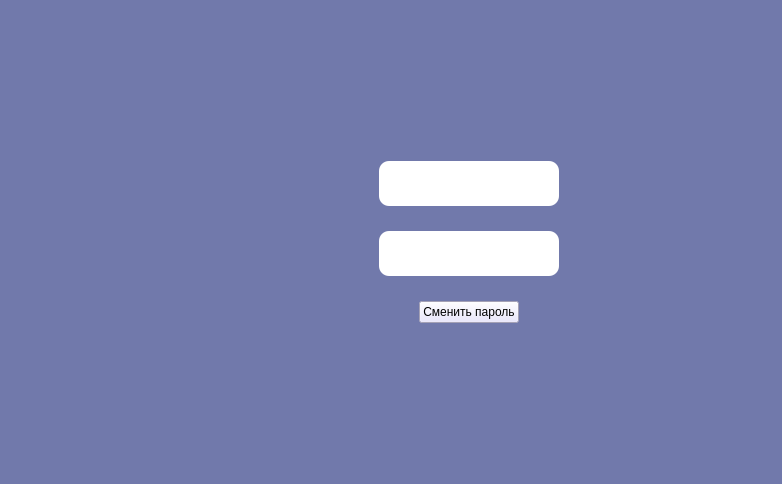
Belchankova/diplom, file Profile.ui: the form before one commit.
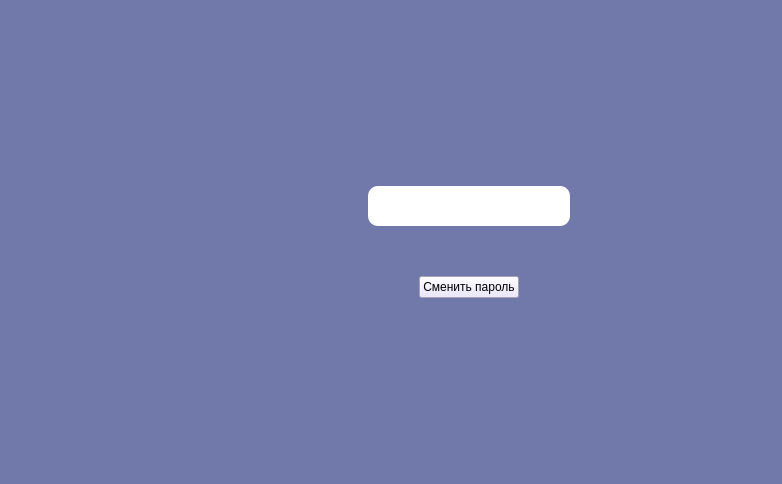
The form after the commit. Icons and pictures are not drawn.

Patch:
```diff
--- a/Profile.ui
+++ b/Profile.ui
@@ -31,22 +31,20 @@
     </spacer>
    </item>
    <item>
-    <layout class="QHBoxLayout" name="horizontalLayout_3">
-     <item>
-      <spacer name="horizontalSpacer_3">
-       <property name="orientation">
-        <enum>Qt::Orientation::Horizontal</enum>
-       </property>
-       <property name="sizeHint" stdset="0">
-        <size>
-         <width>40</width>
-         <height>20</height>
-        </size>
-       </property>
-      </spacer>
-     </item>
-     <item>
       <layout class="QHBoxLayout" name="horizontalLayout_2">
+     <item>
+      <spacer name="horizontalSpacer_3">
+       <property name="orientation">
+        <enum>Qt::Orientation::Horizontal</enum>
+       </property>
+       <property name="sizeHint" stdset="0">
+        <size>
+         <width>40</width>
+         <height>20</height>
+        </size>
+       </property>
+      </spacer>
+     </item>
        <item>
         <widget class="QWidget" name="photo" native="true">
          <property name="sizePolicy">
@@ -72,15 +70,21 @@
          <item>
           <widget class="QLabel" name="usernameLabel">
            <property name="sizePolicy">
-            <sizepolicy hsizetype="Preferred" vsizetype="Fixed">
+          <sizepolicy hsizetype="Preferred" vsizetype="Minimum">
              <horstretch>0</horstretch>
              <verstretch>0</verstretch>
             </sizepolicy>
            </property>
            <property name="minimumSize">
             <size>
-             <width>0</width>
-             <height>45</height>
+           <width>200</width>
+           <height>40</height>
+          </size>
+         </property>
+         <property name="maximumSize">
+          <size>
+           <width>16777215</width>
+           <height>40</height>
             </size>
            </property>
            <property name="styleSheet">
@@ -95,26 +99,6 @@
            </property>
           </widget>
          </item>
-         <item>
-          <widget class="QLineEdit" name="passwordLineEdit">
-           <property name="sizePolicy">
-            <sizepolicy hsizetype="Preferred" vsizetype="Fixed">
-             <horstretch>0</horstretch>
-             <verstretch>45</verstretch>
-            </sizepolicy>
-           </property>
-           <property name="minimumSize">
-            <size>
-             <width>0</width>
-             <height>45</height>
-            </size>
-           </property>
-           <property name="styleSheet">
-            <string notr="true">background-color: rgb(255, 255, 255);
-border-radius:10px;</string>
-           </property>
-          </widget>
-         </item>
          <item>
           <layout class="QHBoxLayout" name="horizontalLayout">
            <item>
@@ -154,8 +138,6 @@
               </size>
              </property>
             </spacer>
-           </item>
-          </layout>
          </item>
         </layout>
        </item>
```
Lines whose indentation alone changed are shown as unchanged.
